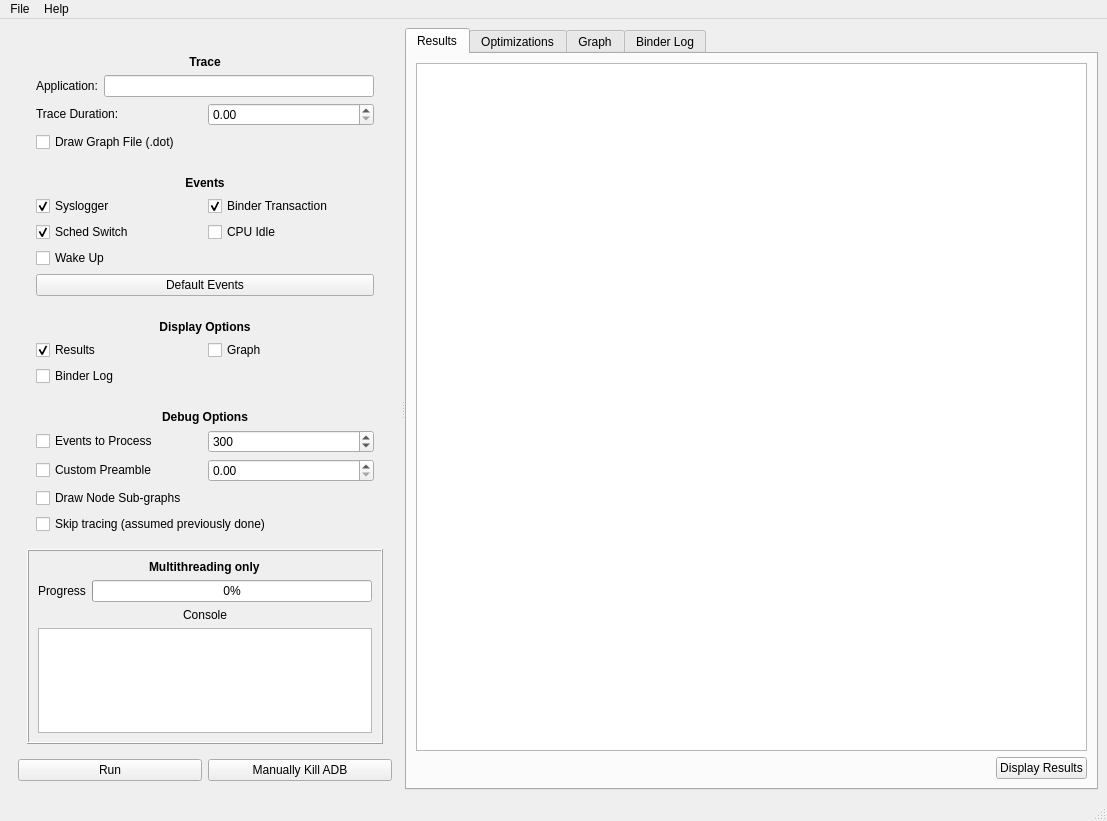
This is UI/MainInterface.ui in alxhoff/BrezeFlow as Qt 5 draws it before an edit. The edited form follows.
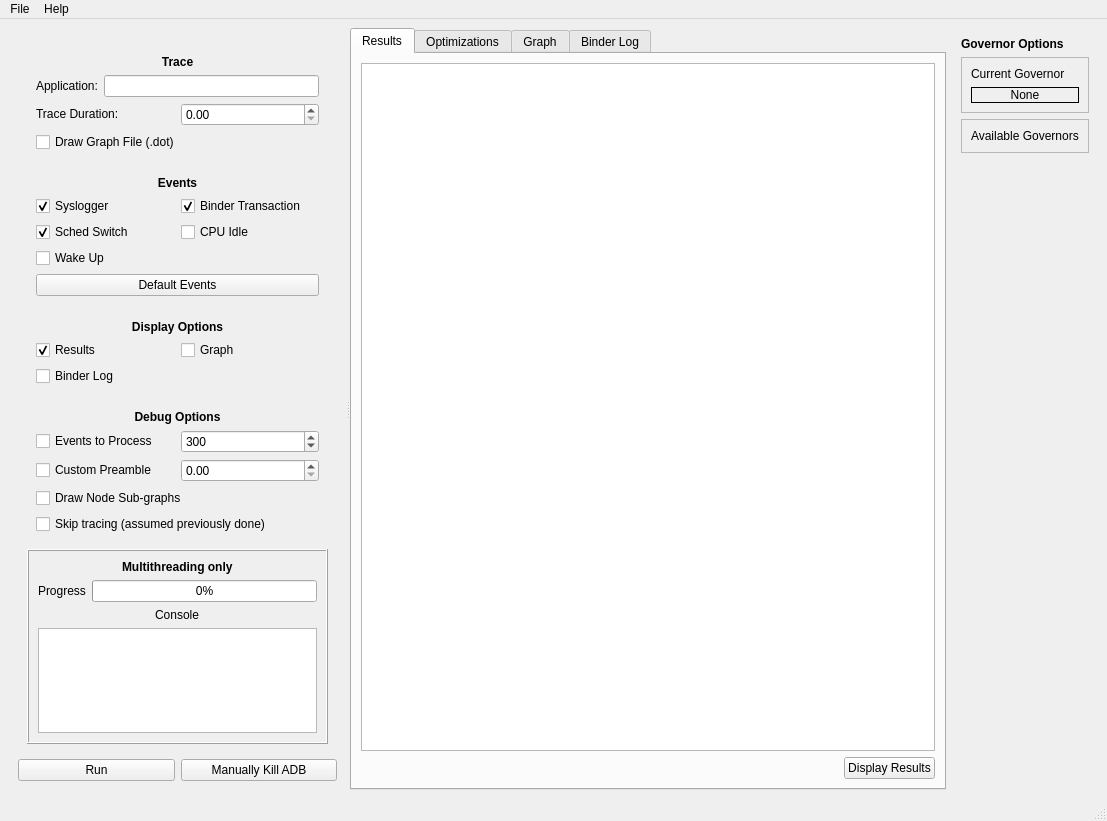
This is the edited form. Icons and pictures are not drawn.

Commit message: Added list of current governors and allows for the setting of the governor from the UI

```diff
--- a/UI/MainInterface.ui
+++ b/UI/MainInterface.ui
@@ -50,7 +50,7 @@
             <rect>
              <x>0</x>
              <y>0</y>
-             <width>374</width>
+             <width>322</width>
              <height>714</height>
             </rect>
            </property>
@@ -625,6 +625,91 @@
       </widget>
      </widget>
     </item>
+    <item alignment="Qt::AlignHCenter|Qt::AlignTop">
+     <widget class="QFrame" name="frameGovernorOptions">
+      <property name="frameShape">
+       <enum>QFrame::NoFrame</enum>
+      </property>
+      <property name="frameShadow">
+       <enum>QFrame::Raised</enum>
+      </property>
+      <layout class="QVBoxLayout" name="verticalLayout_12">
+       <item>
+        <widget class="QLabel" name="label_11">
+         <property name="font">
+          <font>
+           <weight>75</weight>
+           <bold>true</bold>
+          </font>
+         </property>
+         <property name="text">
+          <string>Governor Options</string>
+         </property>
+        </widget>
+       </item>
+       <item>
+        <widget class="QFrame" name="frame_2">
+         <property name="frameShape">
+          <enum>QFrame::StyledPanel</enum>
+         </property>
+         <property name="frameShadow">
+          <enum>QFrame::Raised</enum>
+         </property>
+         <layout class="QVBoxLayout" name="verticalLayout_15">
+          <item>
+           <widget class="QLabel" name="label_13">
+            <property name="text">
+             <string>Current Governor</string>
+            </property>
+           </widget>
+          </item>
+          <item>
+           <widget class="QLabel" name="labelCurrentGovernor">
+            <property name="autoFillBackground">
+             <bool>false</bool>
+            </property>
+            <property name="frameShape">
+             <enum>QFrame::Panel</enum>
+            </property>
+            <property name="text">
+             <string>None</string>
+            </property>
+            <property name="alignment">
+             <set>Qt::AlignCenter</set>
+            </property>
+            <property name="margin">
+             <number>2</number>
+            </property>
+           </widget>
+          </item>
+         </layout>
+        </widget>
+       </item>
+       <item alignment="Qt::AlignHCenter">
+        <widget class="QFrame" name="frameAvailableGovernors">
+         <property name="frameShape">
+          <enum>QFrame::StyledPanel</enum>
+         </property>
+         <property name="frameShadow">
+          <enum>QFrame::Raised</enum>
+         </property>
+         <layout class="QVBoxLayout" name="verticalLayout_13">
+          <item>
+           <widget class="QLabel" name="label_12">
+            <property name="text">
+             <string>Available Governors</string>
+            </property>
+           </widget>
+          </item>
+          <item>
+           <layout class="QVBoxLayout" name="verticalLayoutGovernors"/>
+          </item>
+         </layout>
+        </widget>
+       </item>
+      </layout>
+     </widget>
+    </item>
    </layout>
   </widget>
   <widget class="QMenuBar" name="menubar">
```
The commit also changes 2 other files.
